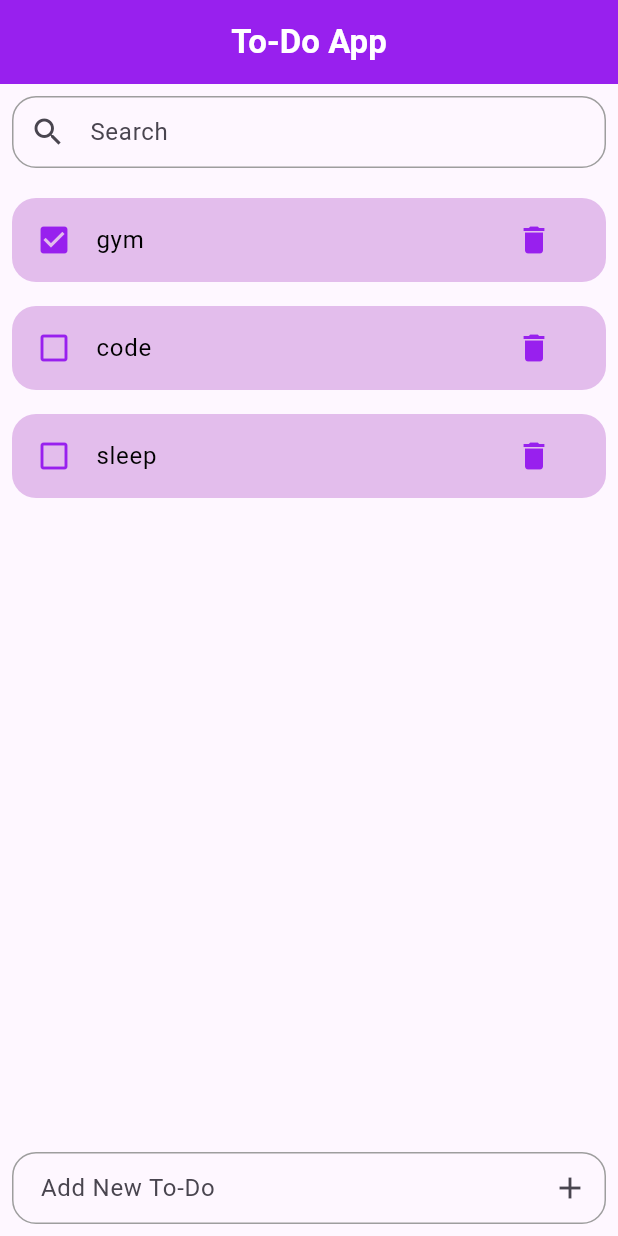
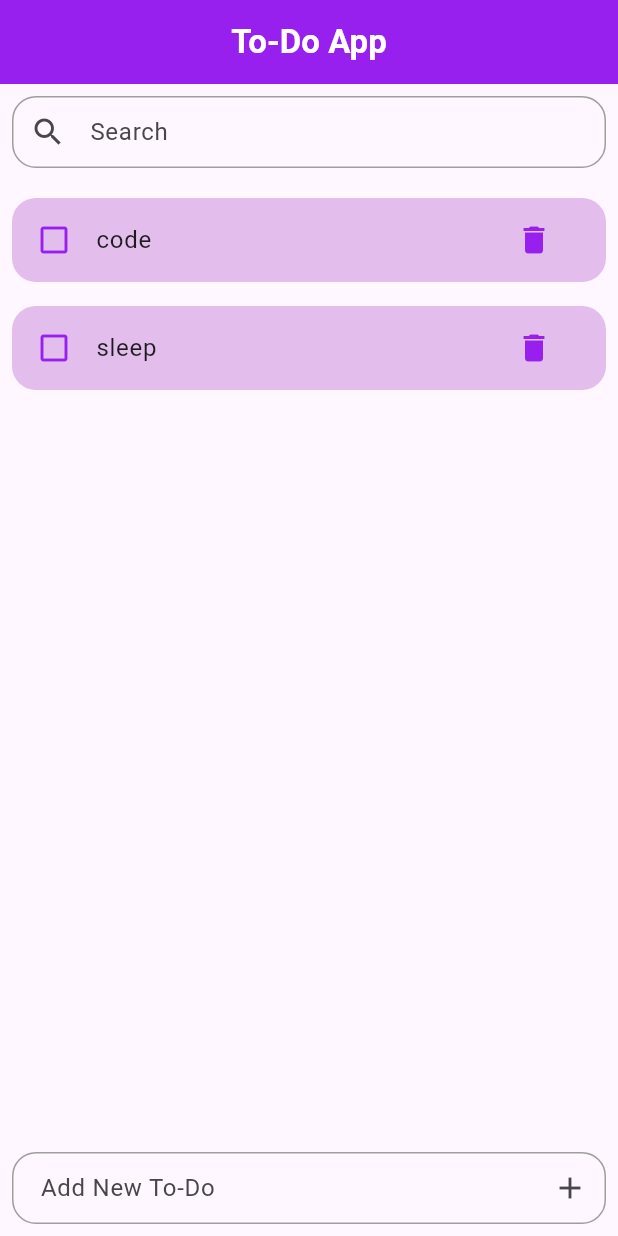
Before and after one commit to Rizz-33/To-Do-App, a Flutter app: the screen it shows after launch, after a tap on the "delete" icon, on a phone screen of 412 x 824 dp. Run offline on Flutter 3.47's test engine with Material 3 defaults, Android fonts, the phone set to English and light mode, and no system bars.

```diff
--- a/lib/screen/home.dart
+++ b/lib/screen/home.dart
@@ -47,6 +47,11 @@ class _HomePageState extends State<HomePage> {
                 todo.toggleDone();
               });
             },
+            deleteTodo: (){
+              setState(() {
+                todos.remove(todo);
+              });
+            },
           ),
         ],
       ),
--- a/lib/widgets/todoCard.dart
+++ b/lib/widgets/todoCard.dart
@@ -5,8 +5,9 @@ class TodoCard extends StatefulWidget {
   final String title;
   final bool isDone;
   final Function todoClick;
+  final Function deleteTodo;
 
-  const TodoCard({super.key, required  this.title, required this.isDone, required this.todoClick});
+  const TodoCard({super.key, required  this.title, required this.isDone, required this.todoClick, required this.deleteTodo});
 
   @override
   State<TodoCard> createState() => _TodoCardState();
@@ -23,12 +24,14 @@ class _TodoCardState extends State<TodoCard> {
       ),
       child: ListTile(
         onTap: () => widget.todoClick(),
-        title: Text(widget.title, style: TextStyle(color: Colors.black,),),
+        title: widget.isDone
+          ? Text(widget.title, style: TextStyle(color: const Color.fromARGB(255, 114, 114, 114),),)
+          :Text(widget.title,),
         leading: widget.isDone
           ? Icon(Icons.check_box, color: primaryColor,)
           : Icon(Icons.check_box_outline_blank, color: primaryColor,),
         trailing: IconButton(
-          onPressed: () {},
+          onPressed: () => widget.deleteTodo(),
           icon: Icon(Icons.delete, color: primaryColor,),
         ),
       ),
```
